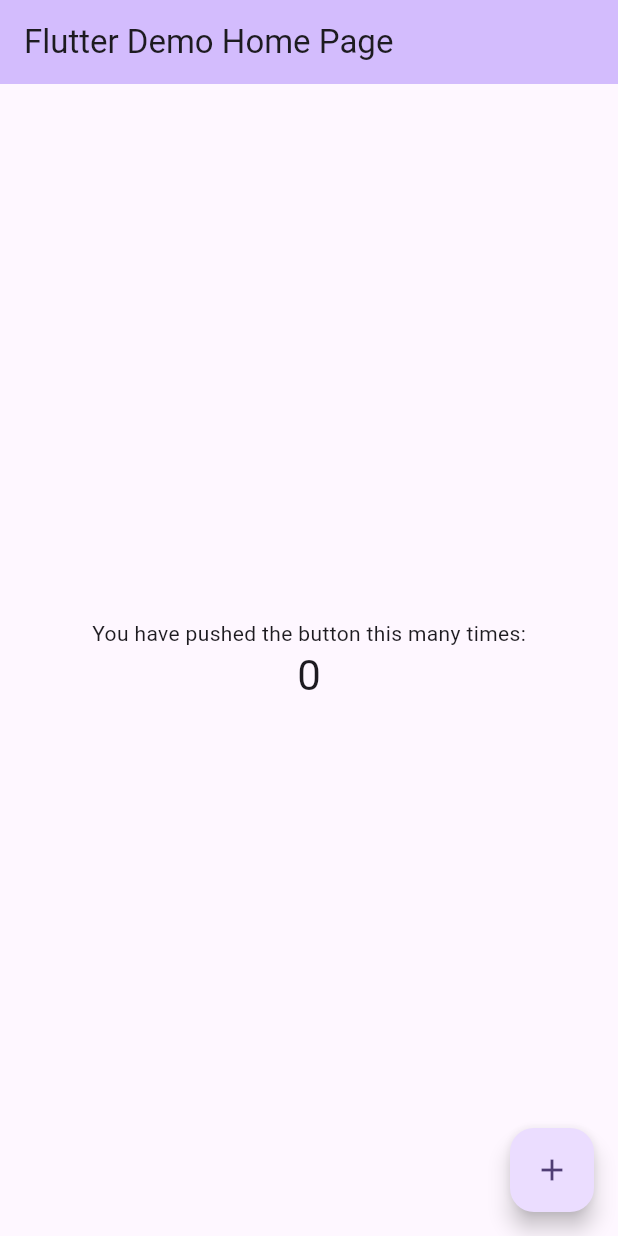
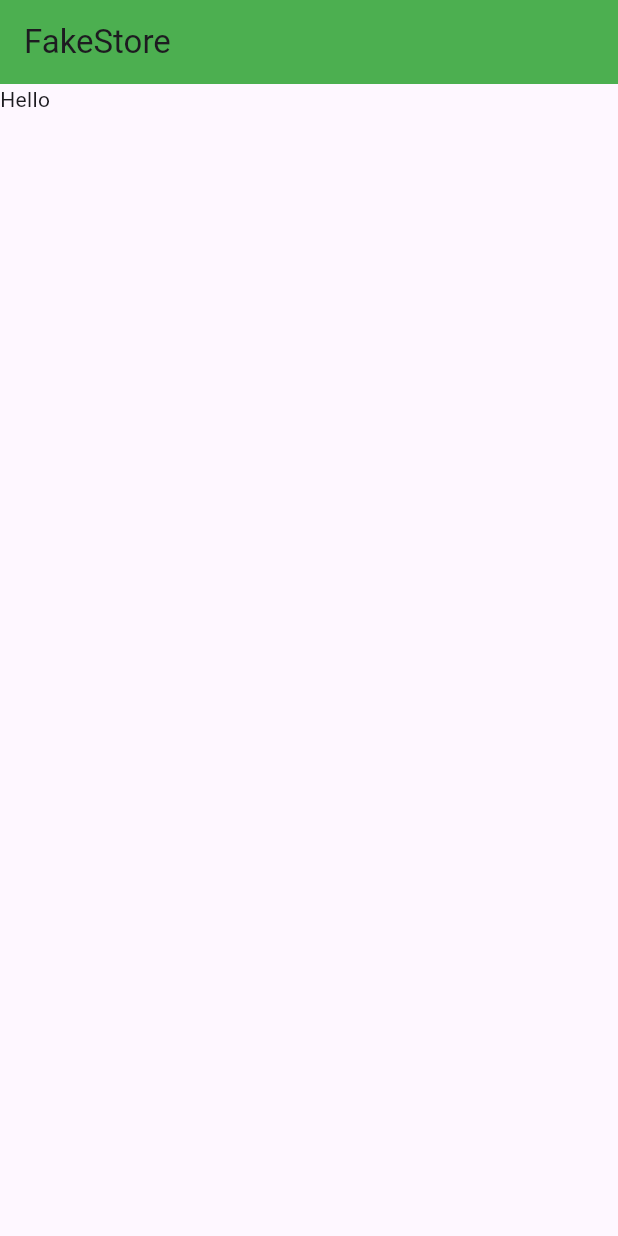
Before and after one commit to GilsonAndre/fake_store_app, a Flutter app: the screen it shows after launch, on a phone screen of 412 x 824 dp. Run offline on Flutter 3.47's test engine with Material 3 defaults, Android fonts, the phone set to English and light mode, and no system bars; our stand-ins replace dio, flutter_bloc.

Commit message:
edição da ui

```diff
--- a/lib/main.dart
+++ b/lib/main.dart
@@ -1,125 +1,6 @@
+import 'package:fake_store_app/ui/screens/store_screen.dart';
 import 'package:flutter/material.dart';
 
 void main() {
-  runApp(const MyApp());
+  runApp(const StoreScreen());
 }
-
-class MyApp extends StatelessWidget {
-  const MyApp({super.key});
-
-  // This widget is the root of your application.
-  @override
-  Widget build(BuildContext context) {
-    return MaterialApp(
-      title: 'Flutter Demo',
-      theme: ThemeData(
-        // This is the theme of your application.
-        //
-        // TRY THIS: Try running your application with "flutter run". You'll see
-        // the application has a purple toolbar. Then, without quitting the app,
-        // try changing the seedColor in the colorScheme below to Colors.green
-        // and then invoke "hot reload" (save your changes or press the "hot
-        // reload" button in a Flutter-supported IDE, or press "r" if you used
-        // the command line to start the app).
-        //
-        // Notice that the counter didn't reset back to zero; the application
-        // state is not lost during the reload. To reset the state, use hot
-        // restart instead.
-        //
-        // This works for code too, not just values: Most code changes can be
-        // tested with just a hot reload.
-        colorScheme: ColorScheme.fromSeed(seedColor: Colors.deepPurple),
-        useMaterial3: true,
-      ),
-      home: const MyHomePage(title: 'Flutter Demo Home Page'),
-    );
-  }
-}
-
-class MyHomePage extends StatefulWidget {
-  const MyHomePage({super.key, required this.title});
-
-  // This widget is the home page of your application. It is stateful, meaning
-  // that it has a State object (defined below) that contains fields that affect
-  // how it looks.
-
-  // This class is the configuration for the state. It holds the values (in this
-  // case the title) provided by the parent (in this case the App widget) and
-  // used by the build method of the State. Fields in a Widget subclass are
-  // always marked "final".
-
-  final String title;
-
-  @override
-  State<MyHomePage> createState() => _MyHomePageState();
-}
-
-class _MyHomePageState extends State<MyHomePage> {
-  int _counter = 0;
-
-  void _incrementCounter() {
-    setState(() {
-      // This call to setState tells the Flutter framework that something has
-      // changed in this State, which causes it to rerun the build method below
-      // so that the display can reflect the updated values. If we changed
-      // _counter without calling setState(), then the build method would not be
-      // called again, and so nothing would appear to happen.
-      _counter++;
-    });
-  }
-
-  @override
-  Widget build(BuildContext context) {
-    // This method is rerun every time setState is called, for instance as done
-    // by the _incrementCounter method above.
-    //
-    // The Flutter framework has been optimized to make rerunning build methods
-    // fast, so that you can just rebuild anything that needs updating rather
-    // than having to individually change instances of widgets.
-    return Scaffold(
-      appBar: AppBar(
-        // TRY THIS: Try changing the color here to a specific color (to
-        // Colors.amber, perhaps?) and trigger a hot reload to see the AppBar
-        // change color while the other colors stay the same.
-        backgroundColor: Theme.of(context).colorScheme.inversePrimary,
-        // Here we take the value from the MyHomePage object that was created by
-        // the App.build method, and use it to set our appbar title.
-        title: Text(widget.title),
-      ),
-      body: Center(
-        // Center is a layout widget. It takes a single child and positions it
-        // in the middle of the parent.
-        child: Column(
-          // Column is also a layout widget. It takes a list of children and
-          // arranges them vertically. By default, it sizes itself to fit its
-          // children horizontally, and tries to be as tall as its parent.
-          //
-          // Column has various properties to control how it sizes itself and
-          // how it positions its children. Here we use mainAxisAlignment to
-          // center the children vertically; the main axis here is the vertical
-          // axis because Columns are vertical (the cross axis would be
-          // horizontal).
-          //
-          // TRY THIS: Invoke "debug painting" (choose the "Toggle Debug Paint"
-          // action in the IDE, or press "p" in the console), to see the
-          // wireframe for each widget.
-          mainAxisAlignment: MainAxisAlignment.center,
-          children: <Widget>[
-            const Text(
-              'You have pushed the button this many times:',
-            ),
-            Text(
-              '$_counter',
-              style: Theme.of(context).textTheme.headlineMedium,
-            ),
-          ],
-        ),
-      ),
-      floatingActionButton: FloatingActionButton(
-        onPressed: _incrementCounter,
-        tooltip: 'Increment',
-        child: const Icon(Icons.add),
-      ), // This trailing comma makes auto-formatting nicer for build methods.
-    );
-  }
-}
--- /dev/null
+++ b/lib/ui/resources/strings.dart
@@ -0,0 +1,3 @@
+class Strings {
+  static const appName = 'FakeStore';
+}
--- /dev/null
+++ b/lib/ui/screens/store_screen.dart
@@ -0,0 +1,35 @@
+import 'package:fake_store_app/ui/resources/strings.dart';
+import 'package:flutter/material.dart';
+
+class StoreScreen extends StatelessWidget {
+  const StoreScreen({super.key});
+
+  @override
+  Widget build(BuildContext context) {
+    return MaterialApp(
+      home: Scaffold(
+        appBar: AppBar(
+          title: const Text(Strings.appName),
+          backgroundColor: Colors.green,
+        ),
+        body: const _StoreScreenView(),
+      ),
+    );
+  }
+}
+
+class _StoreScreenView extends StatefulWidget {
+  const _StoreScreenView();
+
+  @override
+  State<_StoreScreenView> createState() => __StoreScreenViewState();
+}
+
+class __StoreScreenViewState extends State<_StoreScreenView> {
+  @override
+  Widget build(BuildContext context) {
+    return const Scaffold(
+      body: Text('Hello'),
+    );
+  }
+}
```
Also changed, not shown: lib/ui/screens/cart_screen.dart (added), 1 other file.
